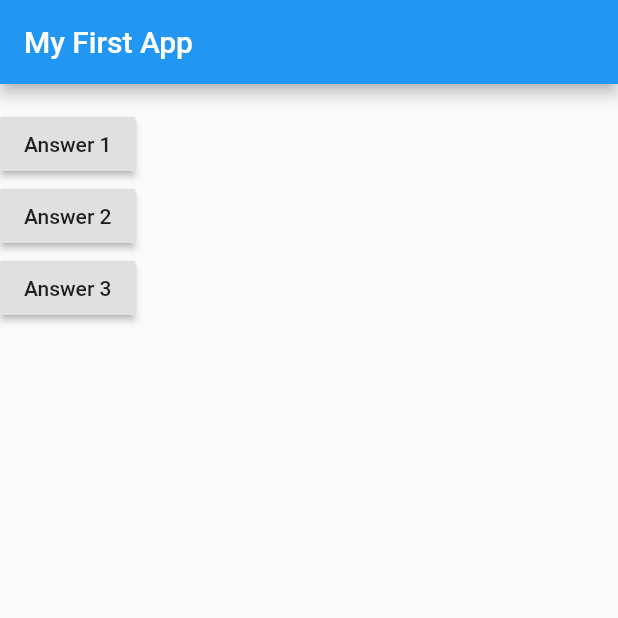
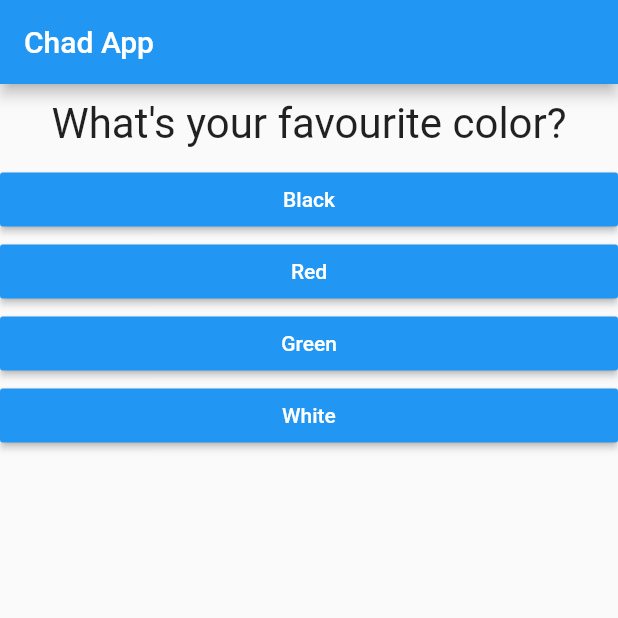
Before and after one commit to shyalfox/flutter, a Flutter app: the screen it shows after launch, on a phone screen of 412 x 824 dp, the top half of it. Run offline on Flutter 3.47's test engine with Material 2 defaults, Android fonts, the phone set to English and light mode, and no system bars.

```diff
--- /dev/null
+++ b/lib/answer.dart
@@ -0,0 +1,23 @@
+// ignore_for_file: deprecated_member_use
+
+import 'package:flutter/material.dart';
+
+class Answer extends StatelessWidget {
+  final VoidCallback selectHandler;
+  final String answerText;
+
+  Answer(this.selectHandler, this.answerText);
+
+  @override
+  Widget build(BuildContext context) {
+    return Container(
+      width: double.infinity,
+      child: RaisedButton(
+        textColor: Colors.white,
+        color: Colors.blue,
+        child: Text(answerText),
+        onPressed: selectHandler,
+      ),
+    );
+  }
+}
--- a/lib/main.dart
+++ b/lib/main.dart
@@ -1,42 +1,63 @@
 import 'package:flutter/material.dart';
+import './question.dart';
+import './answer.dart';
 
 void main() {
   runApp(MySlapApp());
 }
 
-class MySlapApp extends StatelessWidget {
-  void answerQuestion() {
-    print('Answer choकen!');
+class MySlapApp extends StatefulWidget {
+  @override
+  State<StatefulWidget> createState() {
+    // ignore: todo
+    // TODO: implement createState
+    return _MySlapAppState();
+  }
+}
+
+class _MySlapAppState extends State<MySlapApp> {
+  var _questionIndex = 0;
+
+  void _answerQuestion() {
+    setState(() {
+      _questionIndex = _questionIndex + 1;
+    });
+
+    print(_questionIndex);
   }
 
   @override
   Widget build(BuildContext context) {
     var questions = [
-      'What\'s your favourite color?',
-      'What \'s your favouritr animal',
+      {
+        'questionText': 'What\'s your favourite color?',
+        'answers': ['Black', 'Red', 'Green', 'White'],
+      },
+      {
+        'questionText': 'What\'s your favourite animal?',
+        'answers': ['Lion', 'Tiger', 'Swan', 'Dog'],
+      },
+      {
+        'questionText': 'What\'s your favourite animal?',
+        'answers': ['Lion', 'Tiger', 'Swan', 'Dog'],
+      },
     ];
     return MaterialApp(
       home: Scaffold(
         appBar: AppBar(
-          title: Text('My First App'),
+          title: Text('Chad App'),
         ),
-        body: Column(children: [
-          Text(''),
-          RaisedButton(
-            child: Text('Answer 1'),
-            onPressed: answerQuestion,
-          ),
-          RaisedButton(
-            child: Text('Answer 2'),
-            onPressed: () => print('Answer 2 yes chosen'),
-          ),
-          RaisedButton(
-            child: Text('Answer 3'),
-            onPressed: () {
-              print('Answer 3 chosen');
-            },
-          ),
-        ]),
+        body: Column(
+          children: [
+            Question(
+              questions[_questionIndex]['questionText'] as String,
+            ),
+            ...(questions[_questionIndex]['answers'] as List<String>)
+                .map((answer) {
+              return Answer(_answerQuestion, answer);
+            }).toList(),
+          ],
+        ),
       ),
     );
   }
--- /dev/null
+++ b/lib/question.dart
@@ -0,0 +1,19 @@
+import 'package:flutter/material.dart';
+
+class Question extends StatelessWidget {
+  final String questionText;
+  Question(this.questionText);
+
+  @override
+  Widget build(BuildContext context) {
+    return Container(
+      width: double.infinity,
+      margin: EdgeInsets.all(10),
+      child: Text(
+        questionText,
+        style: TextStyle(fontSize: 28),
+        textAlign: TextAlign.center,
+      ),
+    );
+  }
+}
```
Also changed, not shown: flutter_01.png (added).
